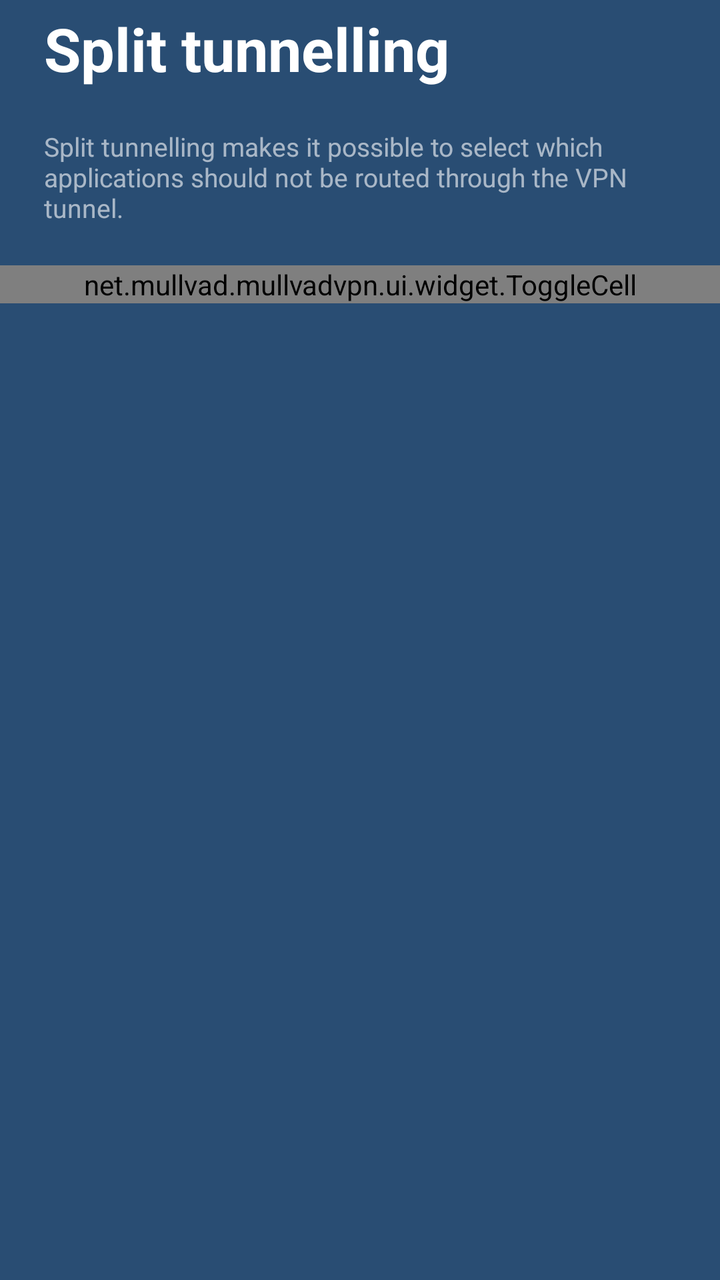
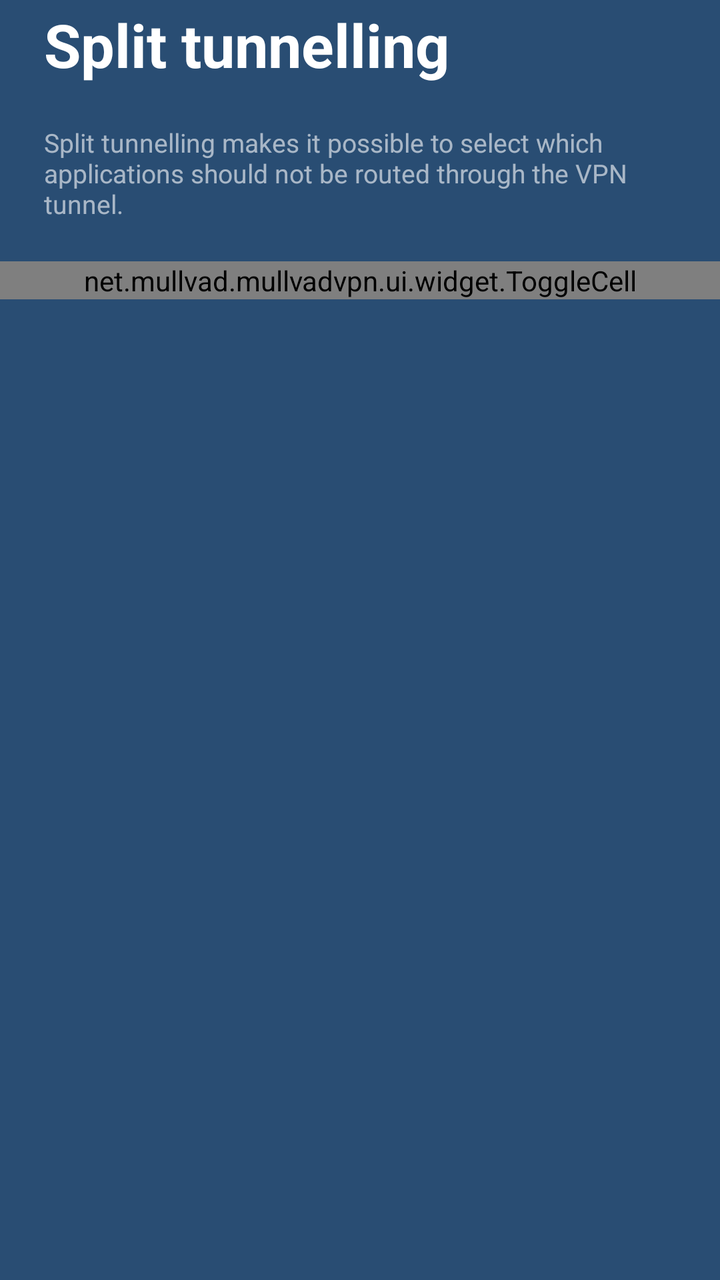

Two renders of the same Android screen: before a commit and after it. Below are the layout's source before the change and the commit's diff.
<!-- AndroidManifest.xml: application theme AppTheme -->
<!-- res/layout/split_tunnelling_header.xml -->
<LinearLayout xmlns:android="http://schemas.android.com/apk/res/android"
              xmlns:mullvad="http://schemas.android.com/apk/res-auto"
              android:layout_width="match_parent"
              android:layout_height="wrap_content"
              android:orientation="vertical"
              android:gravity="left">
    <TextView android:id="@+id/expanded_title"
              android:layout_width="wrap_content"
              android:layout_height="wrap_content"
              android:layout_weight="0"
              android:layout_marginLeft="@dimen/side_margin"
              android:layout_marginTop="4dp"
              android:layout_marginBottom="12dp"
              android:text="@string/split_tunnelling"
              style="@style/SettingsExpandedHeader" />
    <TextView android:layout_width="match_parent"
              android:layout_height="wrap_content"
              android:paddingTop="8dp"
              android:paddingHorizontal="@dimen/side_margin"
              android:text="@string/split_tunnelling_description"
              android:textColor="@color/white60"
              android:textSize="@dimen/text_small" />
    <net.mullvad.mullvadvpn.ui.widget.ToggleCell android:id="@+id/enabled"
                                                 android:layout_width="match_parent"
                                                 android:layout_height="wrap_content"
                                                 android:layout_marginTop="@dimen/vertical_space"
                                                 mullvad:text="@string/enabled" />
    <LinearLayout android:id="@+id/exclude_applications"
                  android:layout_width="match_parent"
                  android:layout_height="wrap_content"
                  android:layout_marginTop="@dimen/vertical_space"
                  android:paddingHorizontal="16dp"
                  android:background="@drawable/cell_button_background"
                  android:visibility="gone"
                  android:gravity="center">
        <TextView android:layout_width="wrap_content"
                  android:layout_height="wrap_content"
                  android:layout_weight="1"
                  android:paddingHorizontal="8dp"
                  android:paddingVertical="17dp"
                  android:textColor="@color/white"
                  android:textSize="@dimen/text_medium_plus"
                  android:textStyle="bold"
                  android:text="@string/exclude_applications" />
    </LinearLayout>
    <ProgressBar android:id="@+id/loading_spinner"
                 android:layout_width="60dp"
                 android:layout_height="60dp"
                 android:layout_gravity="center"
                 android:layout_marginTop="@dimen/vertical_space"
                 android:indeterminate="true"
                 android:indeterminateOnly="true"
                 android:indeterminateDuration="600"
                 android:indeterminateDrawable="@drawable/icon_spinner"
                 android:visibility="gone" />
</LinearLayout>
<!-- resources referenced by this layout -->
<resources>
  <color name="white">#FFFFFF</color>
  <color name="white60">#99FFFFFF</color>
  <dimen name="side_margin">22dp</dimen>
  <dimen name="text_medium_plus">18sp</dimen>
  <dimen name="text_small">13sp</dimen>
  <dimen name="vertical_space">20dp</dimen>
  <!-- drawable cell_button_background (drawable) -->
  <?xml version="1.0" encoding="utf-8"?>
  <selector xmlns:android="http://schemas.android.com/apk/res/android">
      <item android:state_pressed="false">
          <shape android:shape="rectangle">
              <solid android:color="@color/blue" />
          </shape>
      </item>
      <item android:state_pressed="true">
          <shape android:shape="rectangle">
              <solid android:color="@color/blue80" />
          </shape>
      </item>
  </selector>
  <!-- drawable icon_spinner (drawable) -->
  <?xml version="1.0" encoding="utf-8"?>
  <rotate xmlns:android="http://schemas.android.com/apk/res/android"
          android:fromDegrees="0"
          android:toDegrees="360"
          android:pivotX="50%"
          android:pivotY="50%">
      <vector android:width="60dp"
              android:height="60dp"
              android:viewportWidth="60.0"
              android:viewportHeight="60.0">
          <group>
              <path android:fillColor="#33FFFFFF"
                    android:pathData="M27.6038221,6.11991768 C40.7924274,4.79654517 52.5567098,14.4152168 53.8800823,27.6038221 C55.2034548,40.7924274 45.5847832,52.5567098 32.3961779,53.8800823 C19.2075726,55.2034548 7.4432902,45.5847832 6.11991768,32.3961779 C4.79654517,19.2075726 14.4152168,7.4432902 27.6038221,6.11991768 Z M28.4025481,14.0799451 C19.6101445,14.9621935 13.1976968,22.8050484 14.0799451,31.5974519 C14.9621935,40.3898555 22.8050484,46.8023032 31.5974519,45.9200549 C40.3898555,45.0378065 46.8023032,37.1949516 45.9200549,28.4025481 C45.0378065,19.6101445 37.1949516,13.1976968 28.4025481,14.0799451 Z" />
              <path android:fillColor="#FFFFFF"
                    android:pathData="M25.2028561,6.48431564 C12.2155023,9.13370504 3.83492624,21.80979 6.48431564,34.7971439 C9.13370504,47.7844977 21.80979,56.1650738 34.7971439,53.5156844 C44.2988591,51.577357 51.5941458,44.163762 53.514681,34.8276709 C53.9598043,32.6638409 52.5665172,30.5488664 50.4026872,30.1037431 C48.2388572,29.6586198 46.1238826,31.0519068 45.6787593,33.2157369 C44.3979534,39.441981 39.5342463,44.3845633 33.1980959,45.6771229 C24.53986,47.4433825 16.0891367,41.8563318 14.3228771,33.1980959 C12.5566175,24.53986 18.1436682,16.0891367 26.8019041,14.3228771 C28.9664631,13.8813122 30.3632257,11.7686314 29.9216608,9.60407239 C29.4800959,7.43951342 27.3674151,6.04275074 25.2028561,6.48431564 Z" />
          </group>
      </vector>
  </rotate>
  <string name="enabled">Enabled</string>
  <string name="exclude_applications">Exclude applications</string>
  <string name="split_tunnelling">Split tunnelling</string>
  <string name="split_tunnelling_description">Split tunnelling makes it possible to select which
      applications should not be routed through the VPN tunnel.</string>
  <style name="SettingsExpandedHeader" parent="SettingsHeader">
          <item name="android:textSize">@dimen/text_huge</item>
      </style>
  <style name="AppTheme" parent="Theme.AppCompat.NoActionBar">
          <item name="colorPrimary">@color/colorPrimary</item>
          <item name="android:windowBackground">@color/blue</item>
      </style>
  <color name="blue">#294D73</color>
  <color name="blue80">#CC294D73</color>
  <style name="SettingsHeader">
          <item name="android:textColor">@color/white</item>
          <item name="android:textStyle">bold</item>
      </style>
  <dimen name="text_huge">30sp</dimen>
  <color name="colorPrimary">#294D73</color>
</resources>

<!-- the commit's change to res/layout/split_tunnelling_header.xml (unified diff, before → after) -->
@@ -9,7 +9,7 @@
               android:layout_height="wrap_content"
               android:layout_weight="0"
               android:layout_marginLeft="@dimen/side_margin"
-              android:layout_marginTop="4dp"
+              android:layout_marginTop="2dp"
               android:layout_marginBottom="12dp"
               android:text="@string/split_tunnelling"
               style="@style/SettingsExpandedHeader" />
